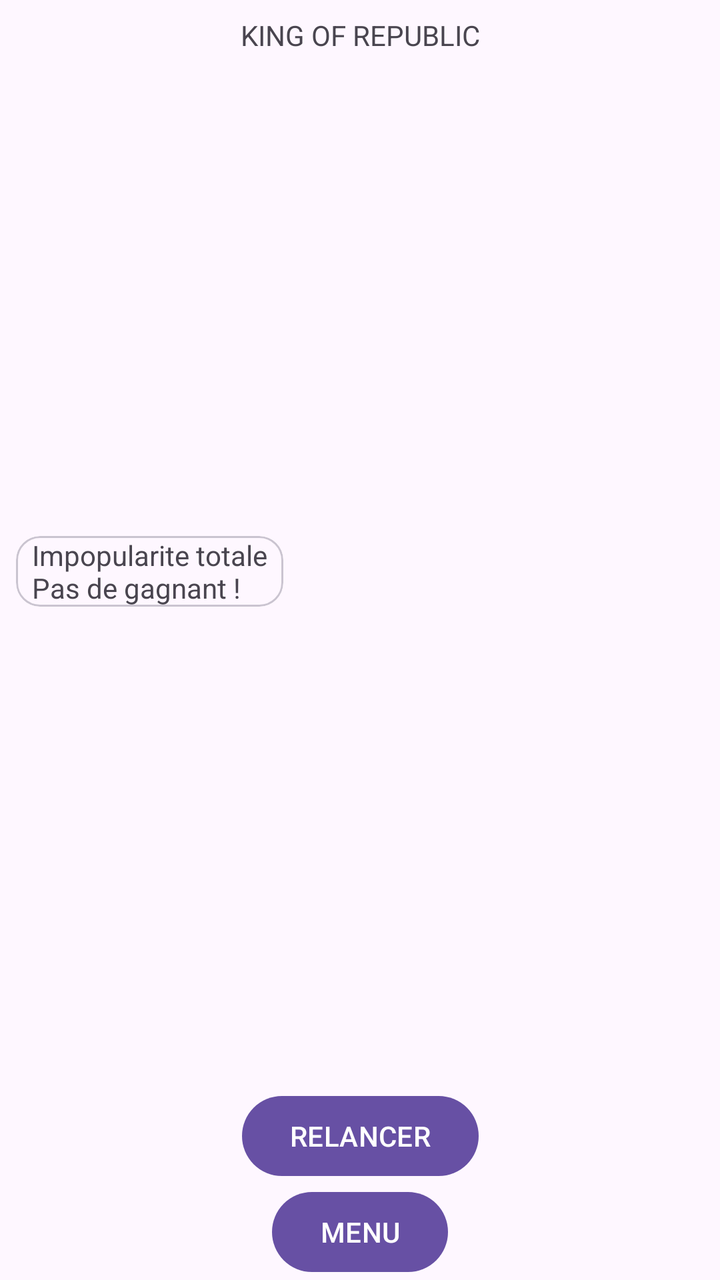
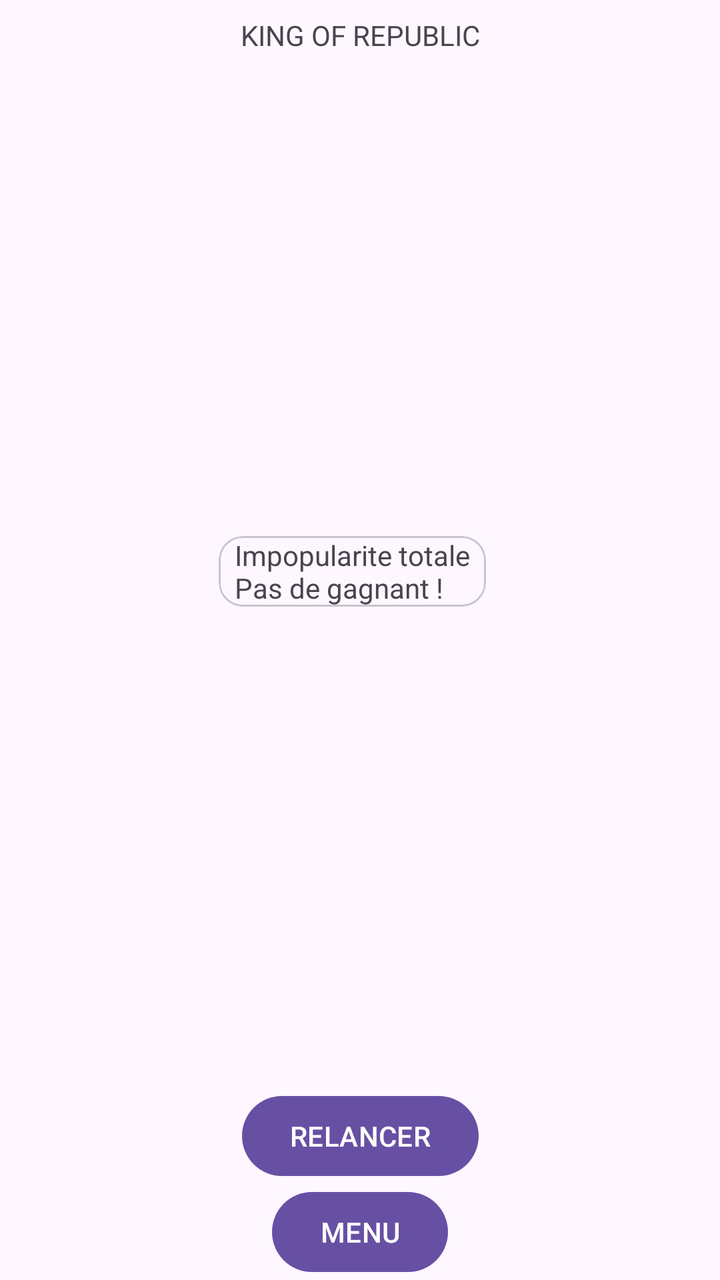

Before-and-after screenshots of an Android layout around one commit, followed by the original layout XML and the change that was made.
<!-- AndroidManifest.xml: application theme Theme.Republic -->
<!-- res/layout/fragment_ending.xml -->
<?xml version="1.0" encoding="utf-8"?>
<androidx.constraintlayout.widget.ConstraintLayout xmlns:android="http://schemas.android.com/apk/res/android"
    xmlns:app="http://schemas.android.com/apk/res-auto"
    xmlns:tools="http://schemas.android.com/tools"
    android:layout_width="match_parent"
    android:layout_height="match_parent"
    tools:context=".views.ending.EndingFragment">

    <com.google.android.material.card.MaterialCardView
        android:id="@+id/cardView"
        android:layout_width="wrap_content"
        android:layout_height="wrap_content"
        android:layout_marginStart="8dp"
        android:layout_marginEnd="8dp"
        app:layout_constraintBottom_toTopOf="@+id/ending_play_btn"
        app:layout_constraintEnd_toStartOf="@+id/ending_recycler"
        app:layout_constraintStart_toStartOf="parent"
        app:layout_constraintTop_toBottomOf="@+id/ending_title"
        app:strokeWidth="1dp">

        <androidx.constraintlayout.widget.ConstraintLayout
            android:layout_width="wrap_content"
            android:layout_height="wrap_content">

            <ImageView
                android:id="@+id/ending_winner_player_image"
                android:layout_width="0dp"
                android:layout_height="75dp"
                android:layout_marginStart="8dp"
                android:layout_marginTop="8dp"
                android:layout_marginEnd="8dp"
                android:layout_marginBottom="8dp"
                android:visibility="gone"
                app:layout_constraintBottom_toBottomOf="parent"
                app:layout_constraintDimensionRatio="w,1:1"
                app:layout_constraintEnd_toEndOf="parent"
                app:layout_constraintStart_toStartOf="@+id/ending_winner_barrier"
                app:layout_constraintTop_toTopOf="parent"
                app:srcCompat="@drawable/hollande_1" />

            <androidx.constraintlayout.widget.Barrier
                android:id="@+id/ending_winner_barrier"
                android:layout_width="wrap_content"
                android:layout_height="wrap_content"
                app:barrierDirection="end"
                app:constraint_referenced_ids="ending_winner_player_text,ending_winner_victory_text"
                app:layout_constraintBottom_toBottomOf="parent"
                app:layout_constraintEnd_toEndOf="parent"
                app:layout_constraintTop_toTopOf="parent" />

            <TextView
                android:id="@+id/ending_winner_player_text"
                android:layout_width="wrap_content"
                android:layout_height="wrap_content"
                android:layout_marginStart="8dp"
                android:layout_marginEnd="8dp"
                android:text="@string/game_player_card_name"
                android:visibility="gone"
                app:layout_constraintBottom_toTopOf="@+id/ending_winner_victory_text"
                app:layout_constraintEnd_toStartOf="@+id/ending_winner_barrier"
                app:layout_constraintStart_toStartOf="parent"
                app:layout_constraintTop_toTopOf="parent" />

            <TextView
                android:id="@+id/ending_winner_victory_text"
                android:layout_width="wrap_content"
                android:layout_height="wrap_content"
                android:layout_marginStart="8dp"
                android:layout_marginEnd="8dp"
                android:text="@string/ending_no_win"
                app:layout_constraintBottom_toBottomOf="parent"
                app:layout_constraintEnd_toStartOf="@+id/ending_winner_barrier"
                app:layout_constraintStart_toStartOf="parent"
                app:layout_constraintTop_toBottomOf="@+id/ending_winner_player_text" />
        </androidx.constraintlayout.widget.ConstraintLayout>
    </com.google.android.material.card.MaterialCardView>

    <TextView
        android:id="@+id/ending_title"
        android:layout_width="wrap_content"
        android:layout_height="wrap_content"
        android:layout_marginTop="8dp"
        android:text="@string/game_name"
        app:layout_constraintEnd_toEndOf="parent"
        app:layout_constraintStart_toStartOf="parent"
        app:layout_constraintTop_toTopOf="parent" />

    <androidx.recyclerview.widget.RecyclerView
        android:id="@+id/ending_recycler"
        android:layout_width="0dp"
        android:layout_height="0dp"
        android:layout_marginTop="16dp"
        android:layout_marginEnd="8dp"
        android:layout_marginBottom="16dp"
        app:layout_constraintBottom_toTopOf="@+id/ending_play_btn"
        app:layout_constraintEnd_toEndOf="parent"
        app:layout_constraintStart_toEndOf="@+id/cardView"
        app:layout_constraintTop_toBottomOf="@+id/ending_title"
        app:layout_constraintVertical_bias="1.0" />

    <Button
        android:id="@+id/ending_play_btn"
        android:layout_width="wrap_content"
        android:layout_height="wrap_content"
        android:text="@string/ending_play_again_button"
        app:layout_constraintBottom_toTopOf="@+id/ending_menu_btn"
        app:layout_constraintEnd_toEndOf="parent"
        app:layout_constraintStart_toStartOf="parent" />

    <Button
        android:id="@+id/ending_menu_btn"
        android:layout_width="wrap_content"
        android:layout_height="wrap_content"
        android:text="@string/ending_menu_button"
        app:layout_constraintBottom_toBottomOf="parent"
        app:layout_constraintEnd_toEndOf="parent"
        app:layout_constraintStart_toStartOf="parent" />

</androidx.constraintlayout.widget.ConstraintLayout>
<!-- resources referenced by this layout -->
<resources>
  <!-- drawable hollande_1: jpeg bitmap (drawable, 19009 bytes) -->
  <string name="ending_menu_button">MENU</string>
  <string name="ending_no_win">Impopularite totale\nPas de gagnant !</string>
  <string name="ending_play_again_button">RELANCER</string>
  <string name="game_name">KING OF REPUBLIC</string>
  <string name="game_player_card_name">PLAYER %d</string>
  <style name="Theme.Republic" parent="Base.Theme.Republic" />
  <style name="Base.Theme.Republic" parent="Theme.Material3.DayNight.NoActionBar">
          
          
      </style>
</resources>

<!-- the commit's change to res/layout/fragment_ending.xml (unified diff, before → after) -->
@@ -7,7 +7,7 @@
     tools:context=".views.ending.EndingFragment">
 
     <com.google.android.material.card.MaterialCardView
-        android:id="@+id/cardView"
+        android:id="@+id/ending_winner_card"
         android:layout_width="wrap_content"
         android:layout_height="wrap_content"
         android:layout_marginStart="8dp"
